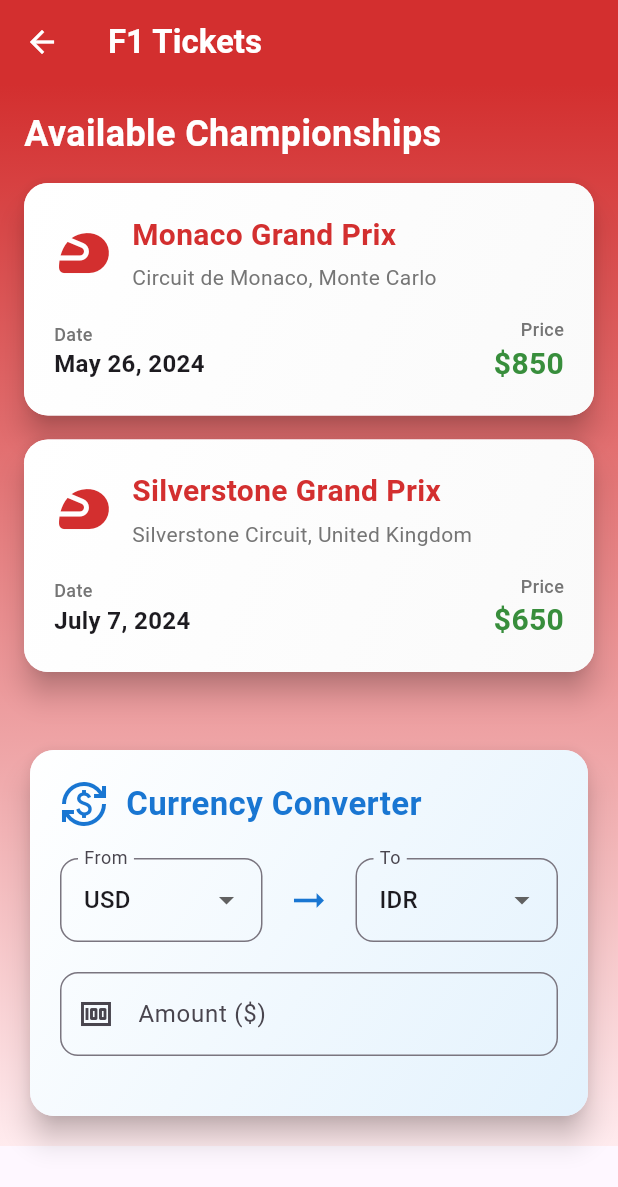
After one commit to kaptensifu/mobile_projek_akhir, a Flutter app: the HomePage screen opened by its route, after a tap on "Beli Ticket", on a phone screen of 412 x 824 dp. The commit adds this screen. Shown: the top 1187 px of the screen. Run offline on Flutter 3.47's test engine with Material 3 defaults, Android fonts, the phone set to English and light mode, and no system bars; our stand-ins replace flutter_local_notifications, flutter_map, image_picker, latlong2, shared_preferences, sqflite; accounts and stored records are empty; network calls fail.

```diff
--- a/lib/pages/home_page.dart
+++ b/lib/pages/home_page.dart
@@ -6,6 +6,7 @@ import 'package:projek_akhir/pages/competition_page.dart';
 import 'package:projek_akhir/pages/maps_page.dart';
 import 'package:projek_akhir/pages/profile_page.dart';
 import 'package:projek_akhir/pages/saran_page.dart';
+import 'package:projek_akhir/pages/tiket_page.dart';
 
 class HomePage extends StatefulWidget {
 
@@ -229,6 +230,13 @@ class HomePageContent extends StatelessWidget {
             const Color.fromARGB(255, 37, 247, 132),
             const SimpleMapsPage(),
           ),
+          _buildMenuItem(
+            context,
+            'Beli Ticket',
+            Icons.money,
+            const Color.fromARGB(255, 231, 33, 249),
+            const TiketPage(),
+          ),
         ],
       ),
     );
--- /dev/null
+++ b/lib/pages/tiket_page.dart
@@ -0,0 +1,443 @@
+import 'package:flutter/material.dart';
+import 'package:flutter/services.dart';
+
+class TiketPage extends StatefulWidget {
+  const TiketPage({super.key});
+
+  @override
+  State<TiketPage> createState() => _TiketPageState();
+}
+
+class _TiketPageState extends State<TiketPage> {
+  final TextEditingController _amountController = TextEditingController();
+
+  // Exchange rates against USD (dummy data - in real app, you'd fetch from API)
+  // This map stores how much 1 USD is worth in other currencies.
+  final Map<String, double> exchangeRates = {
+    'USD': 1.0, // Base currency for our calculations
+    'IDR': 16290.0,
+    'EUR': 0.88,
+    'GBP': 0.74,
+    'JPY': 142.8,
+  };
+
+  String _fromCurrency = 'USD'; // Default "from" currency
+  String _toCurrency = 'IDR'; // Default "to" currency
+  double _convertedAmount = 0.0;
+
+  // F1 Championship dummy data
+  final List<Map<String, dynamic>> championships = [
+    {
+      'name': 'Monaco Grand Prix',
+      'location': 'Circuit de Monaco, Monte Carlo',
+      'date': 'May 26, 2024',
+      'price': 850.0,
+      'image': Icons.sports_motorsports,
+    },
+    {
+      'name': 'Silverstone Grand Prix',
+      'location': 'Silverstone Circuit, United Kingdom',
+      'date': 'July 7, 2024',
+      'price': 650.0,
+      'image': Icons.sports_motorsports,
+    },
+  ];
+
+  void _convertCurrency() {
+    final amount = double.tryParse(_amountController.text) ?? 0.0;
+
+    if (amount == 0.0) {
+      setState(() {
+        _convertedAmount = 0.0;
+      });
+      return;
+    }
+
+    // Convert "from" currency to USD
+    double amountInUsd;
+    if (_fromCurrency == 'USD') {
+      amountInUsd = amount;
+    } else {
+      // If 1 USD = X of _fromCurrency, then 1 of _fromCurrency = 1/X USD
+      amountInUsd = amount / exchangeRates[_fromCurrency]!;
+    }
+
+    // Convert USD to "to" currency
+    setState(() {
+      _convertedAmount = amountInUsd * exchangeRates[_toCurrency]!;
+    });
+  }
+
+  String _getCurrencySymbol(String currency) {
+    switch (currency) {
+      case 'IDR':
+        return 'Rp';
+      case 'EUR':
+        return '€';
+      case 'GBP':
+        return '£';
+      case 'JPY':
+        return '¥';
+      case 'USD':
+        return '\$';
+      default:
+        return '';
+    }
+  }
+
+  String _formatConvertedAmount(String currency, double amount) {
+    switch (currency) {
+      case 'IDR':
+        return '${amount.toStringAsFixed(0).replaceAllMapped(RegExp(r'(\d{1,3})(?=(\d{3})+(?!\d))'), (Match m) => '${m[1]}.')}';
+      case 'JPY':
+        return amount.toStringAsFixed(0);
+      case 'EUR':
+      case 'GBP':
+      case 'USD':
+        return amount.toStringAsFixed(2);
+      default:
+        return amount.toStringAsFixed(2);
+    }
+  }
+
+  @override
+  void dispose() {
+    _amountController.dispose();
+    super.dispose();
+  }
+
+  @override
+  Widget build(BuildContext context) {
+    return Scaffold(
+      appBar: AppBar(
+        title: const Text(
+          'F1 Tickets',
+          style: TextStyle(fontWeight: FontWeight.bold, color: Colors.white),
+        ),
+        backgroundColor: Colors.red[700],
+        elevation: 0,
+        iconTheme: const IconThemeData(color: Colors.white),
+      ),
+      body: Container(
+        decoration: BoxDecoration(
+          gradient: LinearGradient(
+            begin: Alignment.topCenter,
+            end: Alignment.bottomCenter,
+            colors: [Colors.red[700]!, Colors.red[50]!],
+          ),
+        ),
+        child: SingleChildScrollView(
+          padding: const EdgeInsets.all(16.0),
+          child: Column(
+            crossAxisAlignment: CrossAxisAlignment.start,
+            children: [
+              // Championships Section
+              const Text(
+                'Available Championships',
+                style: TextStyle(
+                  fontSize: 24,
+                  fontWeight: FontWeight.bold,
+                  color: Colors.white,
+                ),
+              ),
+              const SizedBox(height: 16),
+
+              // Championship Cards
+              ...championships.map(
+                (championship) => Card(
+                  elevation: 8,
+                  margin: const EdgeInsets.only(bottom: 16),
+                  shape: RoundedRectangleBorder(
+                    borderRadius: BorderRadius.circular(16),
+                  ),
+                  child: Container(
+                    decoration: BoxDecoration(
+                      borderRadius: BorderRadius.circular(16),
+                      gradient: LinearGradient(
+                        begin: Alignment.topLeft,
+                        end: Alignment.bottomRight,
+                        colors: [Colors.white, Colors.grey[50]!],
+                      ),
+                    ),
+                    padding: const EdgeInsets.all(20),
+                    child: Column(
+                      crossAxisAlignment: CrossAxisAlignment.start,
+                      children: [
+                        Row(
+                          children: [
+                            Icon(
+                              championship['image'],
+                              size: 40,
+                              color: Colors.red[700],
+                            ),
+                            const SizedBox(width: 12),
+                            Expanded(
+                              child: Column(
+                                crossAxisAlignment: CrossAxisAlignment.start,
+                                children: [
+                                  Text(
+                                    championship['name'],
+                                    style: TextStyle(
+                                      fontSize: 20,
+                                      fontWeight: FontWeight.bold,
+                                      color: Colors.red[700],
+                                    ),
+                                  ),
+                                  const SizedBox(height: 4),
+                                  Text(
+                                    championship['location'],
+                                    style: TextStyle(
+                                      fontSize: 14,
+                                      color: Colors.grey[600],
+                                    ),
+                                  ),
+                                ],
+                              ),
+                            ),
+                          ],
+                        ),
+                        const SizedBox(height: 16),
+                        Row(
+                          mainAxisAlignment: MainAxisAlignment.spaceBetween,
+                          children: [
+                            Column(
+                              crossAxisAlignment: CrossAxisAlignment.start,
+                              children: [
+                                Text(
+                                  'Date',
+                                  style: TextStyle(
+                                    fontSize: 12,
+                                    color: Colors.grey[600],
+                                    fontWeight: FontWeight.w500,
+                                  ),
+                                ),
+                                Text(
+                                  championship['date'],
+                                  style: const TextStyle(
+                                    fontSize: 16,
+                                    fontWeight: FontWeight.bold,
+                                  ),
+                                ),
+                              ],
+                            ),
+                            Column(
+                              crossAxisAlignment: CrossAxisAlignment.end,
+                              children: [
+                                Text(
+                                  'Price',
+                                  style: TextStyle(
+                                    fontSize: 12,
+                                    color: Colors.grey[600],
+                                    fontWeight: FontWeight.w500,
+                                  ),
+                                ),
+                                Text(
+                                  '\$${championship['price'].toStringAsFixed(0)}',
+                                  style: TextStyle(
+                                    fontSize: 20,
+                                    fontWeight: FontWeight.bold,
+                                    color: Colors.green[700],
+                                  ),
+                                ),
+                              ],
+                            ),
+                          ],
+                        ),
+                      ],
+                    ),
+                  ),
+                ),
+              ),
+
+              const SizedBox(height: 32),
+
+              // Currency Converter Section
+              Card(
+                elevation: 8,
+                shape: RoundedRectangleBorder(
+                  borderRadius: BorderRadius.circular(16),
+                ),
+                child: Container(
+                  decoration: BoxDecoration(
+                    borderRadius: BorderRadius.circular(16),
+                    gradient: LinearGradient(
+                      begin: Alignment.topLeft,
+                      end: Alignment.bottomRight,
+                      colors: [Colors.white, Colors.blue[50]!],
+                    ),
+                  ),
+                  padding: const EdgeInsets.all(20),
+                  child: Column(
+                    crossAxisAlignment: CrossAxisAlignment.start,
+                    children: [
+                      Row(
+                        children: [
+                          Icon(
+                            Icons.currency_exchange,
+                            size: 32,
+                            color: Colors.blue[700],
+                          ),
+                          const SizedBox(width: 12),
+                          Text(
+                            'Currency Converter',
+                            style: TextStyle(
+                              fontSize: 22,
+                              fontWeight: FontWeight.bold,
+                              color: Colors.blue[700],
+                            ),
+                          ),
+                        ],
+                      ),
+                      const SizedBox(height: 20),
+
+                      // Currency Selection Dropdowns
+                      Row(
+                        children: [
+                          Expanded(
+                            child: DropdownButtonFormField<String>(
+                              value: _fromCurrency,
+                              decoration: InputDecoration(
+                                labelText: 'From',
+                                border: OutlineInputBorder(
+                                  borderRadius: BorderRadius.circular(12),
+                                ),
+                              ),
+                              items:
+                                  exchangeRates.keys.map((String currency) {
+                                    return DropdownMenuItem<String>(
+                                      value: currency,
+                                      child: Text(currency),
+                                    );
+                                  }).toList(),
+                              onChanged: (newValue) {
+                                setState(() {
+                                  _fromCurrency = newValue!;
+                                  _convertCurrency();
+                                });
+                              },
+                            ),
+                          ),
+                          const SizedBox(width: 16),
+                          Icon(
+                            Icons.arrow_right_alt,
+                            size: 30,
+                            color: Colors.blue[700],
+                          ),
+                          const SizedBox(width: 16),
+                          Expanded(
+                            child: DropdownButtonFormField<String>(
+                              value: _toCurrency,
+                              decoration: InputDecoration(
+                                labelText: 'To',
+                                border: OutlineInputBorder(
+                                  borderRadius: BorderRadius.circular(12),
+                                ),
+                              ),
+                              items:
+                                  exchangeRates.keys.map((String currency) {
+                                    return DropdownMenuItem<String>(
+                                      value: currency,
+                                      child: Text(currency),
+                                    );
+                                  }).toList(),
+                              onChanged: (newValue) {
+                                setState(() {
+                                  _toCurrency = newValue!;
+                                  _convertCurrency();
+                                });
+                              },
+                            ),
+                          ),
+                        ],
+                      ),
+                      const SizedBox(height: 20),
+
+                      // Amount Input
+                      TextFormField(
+                        controller: _amountController,
+                        keyboardType: const TextInputType.numberWithOptions(
+                          decimal: true,
+                        ),
+                        inputFormatters: [
+                          FilteringTextInputFormatter.allow(
+                            RegExp(r'^\d{0,16}(\.\d{0,3})?$'),
+                          ), // Mengizinkan hingga 16 digit sebelum koma, atau koma dengan 3 digit setelahnya
+                          LengthLimitingTextInputFormatter(
+                            20,
+                          ), // Sesuaikan batas panjang total yang masuk akal
+                        ],
+                        decoration: InputDecoration(
+                          labelText:
+                              'Amount (${_getCurrencySymbol(_fromCurrency)})',
+                          prefixIcon: Icon(Icons.money),
+                          border: OutlineInputBorder(
+                            borderRadius: BorderRadius.circular(12),
+                          ),
+                          focusedBorder: OutlineInputBorder(
+                            borderRadius: BorderRadius.circular(12),
+                            borderSide: BorderSide(color: Colors.blue[700]!),
+                          ),
+                          hintText: 'Enter amount (max 16 digits)',
+                        ),
+                        onChanged: (value) {
+                          _convertCurrency();
+                        },
+                      ),
+                      const SizedBox(height: 20),
+
+                      // Converted Value Display
+                      if (_amountController.text.isNotEmpty)
+                        Column(
+                          crossAxisAlignment: CrossAxisAlignment.start,
+                          children: [
+                            Text(
+                              'Converted Value:',
+                              style: TextStyle(
+                                fontSize: 16,
+                                fontWeight: FontWeight.bold,
+                                color: Colors.grey[700],
+                              ),
+                            ),
+                            const SizedBox(height: 12),
+                            Container(
+                              padding: const EdgeInsets.all(12),
+                              decoration: BoxDecoration(
+                                color: Colors.grey[100],
+                                borderRadius: BorderRadius.circular(8),
+                                border: Border.all(color: Colors.grey[300]!),
+                              ),
+                              child: Row(
+                                mainAxisAlignment:
+                                    MainAxisAlignment.spaceBetween,
+                                children: [
+                                  Text(
+                                    _toCurrency,
+                                    style: const TextStyle(
+                                      fontSize: 16,
+                                      fontWeight: FontWeight.w600,
+                                    ),
+                                  ),
+                                  Text(
+                                    '${_getCurrencySymbol(_toCurrency)}${_formatConvertedAmount(_toCurrency, _convertedAmount)}',
+                                    style: TextStyle(
+                                      fontSize: 16,
+                                      fontWeight: FontWeight.bold,
+                                      color: Colors.green[700],
+                                    ),
+                                  ),
+                                ],
+                              ),
+                            ),
+                          ],
+                        ),
+                    ],
+                  ),
+                ),
+              ),
+            ],
+          ),
+        ),
+      ),
+    );
+  }
+}
```
